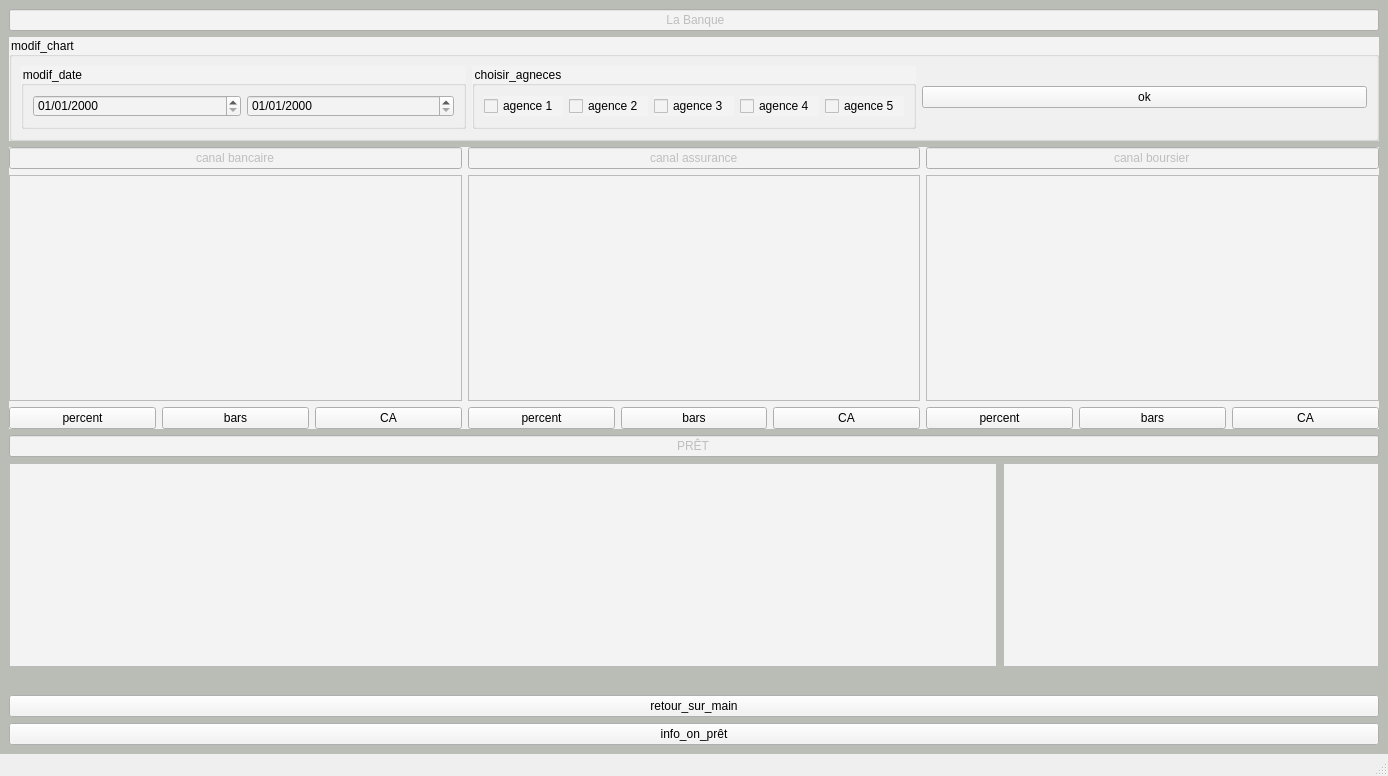
Before: the Qt Designer form IHM/mainwindow.ui in DARWICHAli/IHM, drawn with Qt 5.
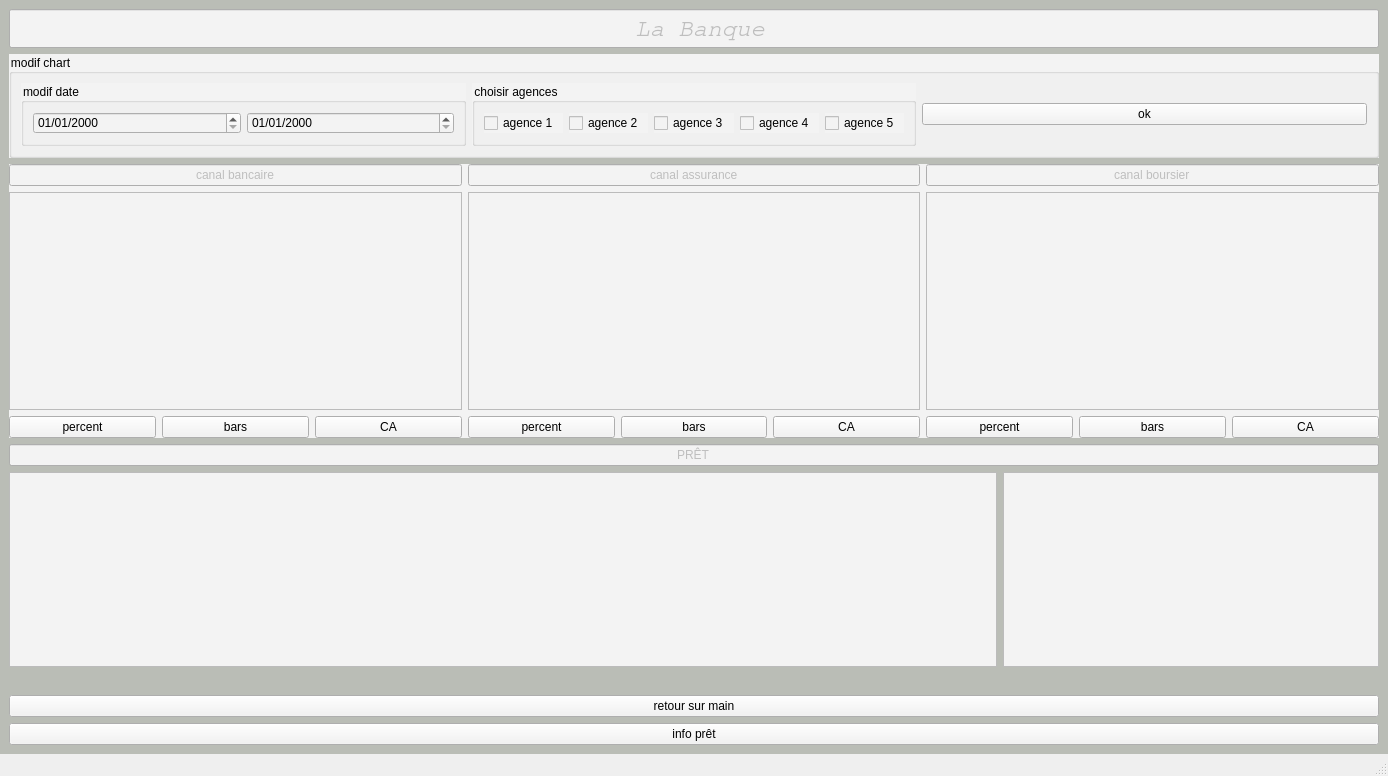
After: the same form once the commit is applied. Custom widgets are drawn as their Qt base class.

```diff
--- a/IHM/mainwindow.ui
+++ b/IHM/mainwindow.ui
@@ -196,7 +196,7 @@
           <string notr="true">background-color: rgb(243, 243, 243);</string>
          </property>
          <property name="text">
-          <string>retour_sur_main</string>
+          <string>retour sur main</string>
          </property>
         </widget>
        </item>
@@ -261,7 +261,7 @@
        <string notr="true">background-color: rgb(243, 243, 243);</string>
       </property>
       <property name="title">
-       <string>modif_chart</string>
+       <string>modif chart</string>
       </property>
       <layout class="QGridLayout" name="gridLayout_2">
        <item row="1" column="1">
@@ -270,7 +270,7 @@
           <string notr="true">background-color: rgb(243, 243, 243);</string>
          </property>
          <property name="title">
-          <string>modif_date</string>
+          <string>modif date</string>
          </property>
          <layout class="QHBoxLayout" name="horizontalLayout_15">
           <item>
@@ -303,7 +303,7 @@
           <string notr="true">background-color: rgb(243, 243, 243);</string>
          </property>
          <property name="title">
-          <string>choisir_agneces</string>
+          <string>choisir agences</string>
          </property>
          <layout class="QGridLayout" name="gridLayout_3">
           <item row="0" column="3">
@@ -361,6 +361,13 @@
       <property name="enabled">
        <bool>false</bool>
       </property>
+      <property name="font">
+       <font>
+        <family>Nimbus Mono L</family>
+        <pointsize>18</pointsize>
+        <italic>true</italic>
+       </font>
+      </property>
       <property name="styleSheet">
        <string notr="true">background-color: rgb(243, 243, 243);</string>
       </property>
@@ -381,7 +388,7 @@
        <string notr="true">background-color: rgb(243, 243, 243);</string>
       </property>
       <property name="text">
-       <string>info_on_prêt</string>
+       <string>info prêt</string>
       </property>
      </widget>
     </item>
```
